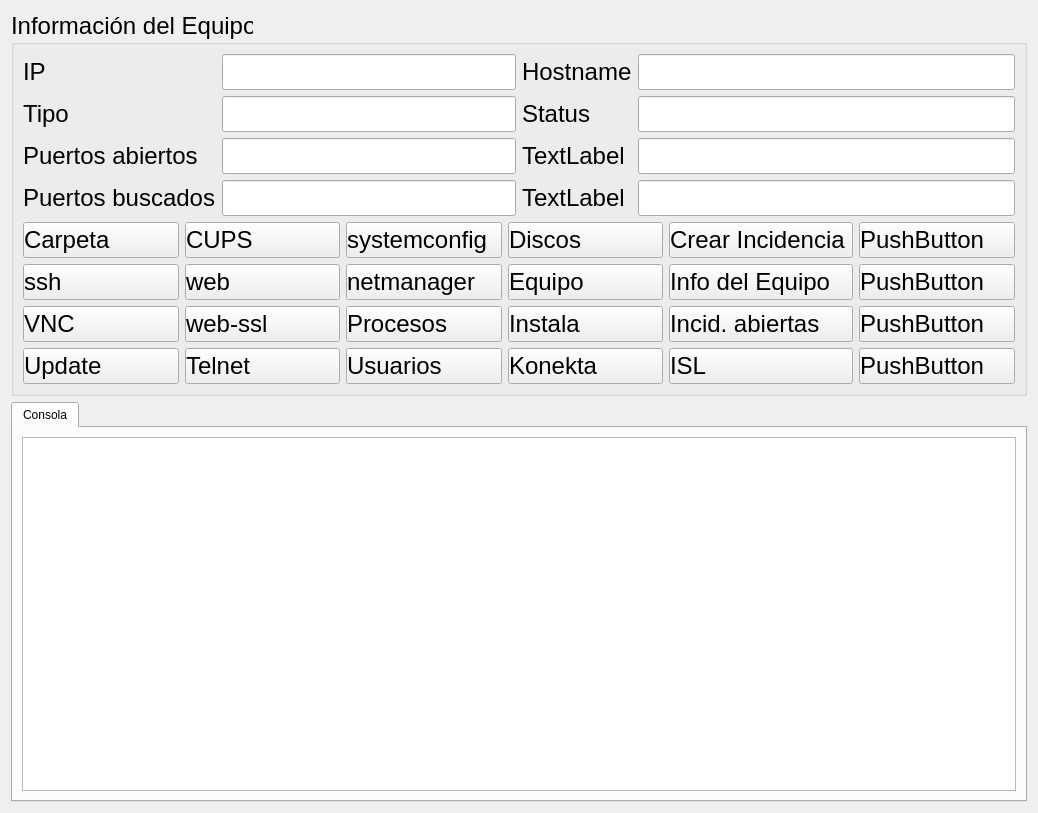
Qt form soporte/equipos.ui (grxdipgra/GrxMenu) before a commit.
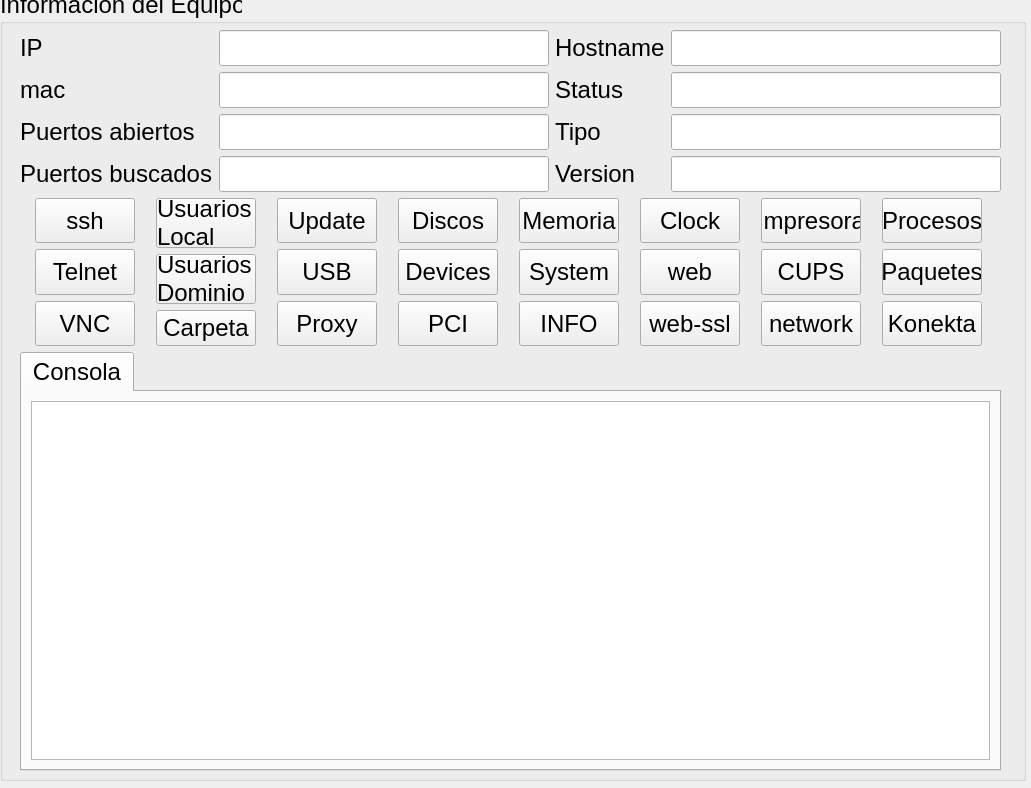
The same form after that commit. Icons and pictures are not drawn.

Patch:
```diff
--- a/soporte/equipos.ui
+++ b/soporte/equipos.ui
@@ -6,19 +6,31 @@
    <rect>
     <x>0</x>
     <y>0</y>
-    <width>1038</width>
-    <height>813</height>
+    <width>1031</width>
+    <height>788</height>
    </rect>
   </property>
+  <property name="maximumSize">
+   <size>
+    <width>16777215</width>
+    <height>16777215</height>
+   </size>
+  </property>
   <property name="windowTitle">
    <string>Equipos</string>
   </property>
   <property name="styleSheet">
    <string notr="true">&quot;background-color:red&quot;</string>
   </property>
-  <layout class="QGridLayout" name="gridLayout">
-   <item row="1" column="0">
     <widget class="QGroupBox" name="groupBox">
+   <property name="geometry">
+    <rect>
+     <x>0</x>
+     <y>-10</y>
+     <width>1026</width>
+     <height>791</height>
+    </rect>
+   </property>
      <property name="font">
       <font>
        <pointsize>18</pointsize>
@@ -27,14 +39,21 @@
      <property name="title">
       <string>Información del Equipo</string>
      </property>
-     <layout class="QGridLayout" name="gridLayout_3">
-      <item row="0" column="0">
-       <layout class="QVBoxLayout" name="verticalLayout_10">
-        <item>
-         <layout class="QHBoxLayout" name="horizontalLayout_4">
+   <widget class="QWidget" name="layoutWidget">
+    <property name="geometry">
+     <rect>
+      <x>20</x>
+      <y>40</y>
+      <width>981</width>
+      <height>741</height>
+     </rect>
+    </property>
+    <layout class="QVBoxLayout" name="verticalLayout_13">
           <item>
            <layout class="QHBoxLayout" name="horizontalLayout_2">
             <item>
+        <layout class="QHBoxLayout" name="horizontalLayout_3">
+         <item>
              <layout class="QVBoxLayout" name="verticalLayout_3">
               <item>
                <widget class="QLabel" name="label_ip">
@@ -44,9 +63,9 @@
                </widget>
               </item>
               <item>
-               <widget class="QLabel" name="label_tipo">
+            <widget class="QLabel" name="label_8">
                 <property name="text">
-                 <string>Tipo</string>
+              <string>mac</string>
                 </property>
                </widget>
               </item>
@@ -76,7 +95,7 @@
                </widget>
               </item>
               <item>
-               <widget class="QLineEdit" name="lineEdit_tipo">
+            <widget class="QLineEdit" name="lineEdit_mac">
                 <property name="readOnly">
                  <bool>true</bool>
                 </property>
@@ -98,10 +117,6 @@
               </item>
              </layout>
             </item>
-           </layout>
-          </item>
-          <item>
-           <layout class="QHBoxLayout" name="horizontalLayout_3">
             <item>
              <layout class="QVBoxLayout" name="verticalLayout_6">
               <item>
@@ -119,16 +134,16 @@
                </widget>
               </item>
               <item>
-               <widget class="QLabel" name="label_8">
+            <widget class="QLabel" name="label_tipo">
                 <property name="text">
-                 <string>TextLabel</string>
+              <string>Tipo</string>
                 </property>
                </widget>
               </item>
               <item>
                <widget class="QLabel" name="label_9">
                 <property name="text">
-                 <string>TextLabel</string>
+              <string>Version</string>
                 </property>
                </widget>
               </item>
@@ -151,7 +166,7 @@
                </widget>
               </item>
               <item>
-               <widget class="QLineEdit" name="lineEdit_7">
+            <widget class="QLineEdit" name="lineEdit_tipo">
                 <property name="readOnly">
                  <bool>true</bool>
                 </property>
@@ -173,31 +188,17 @@
         <item>
          <layout class="QHBoxLayout" name="horizontalLayout">
           <item>
-           <layout class="QVBoxLayout" name="verticalLayout_2">
-            <item>
-             <widget class="QPushButton" name="pB_carpeta">
-              <property name="styleSheet">
-               <string notr="true">Text-align:left</string>
-              </property>
-              <property name="text">
-               <string>Carpeta</string>
-              </property>
-              <property name="icon">
-               <iconset resource="iconos.qrc">
-                <normaloff>:/imagenes/iconos/equipos/carpeta_personal.png</normaloff>:/imagenes/iconos/equipos/carpeta_personal.png</iconset>
-              </property>
-              <property name="iconSize">
-               <size>
-                <width>35</width>
-                <height>35</height>
-               </size>
-              </property>
-             </widget>
-            </item>
+        <layout class="QVBoxLayout" name="verticalLayout">
             <item>
              <widget class="QPushButton" name="pB_ssh">
+           <property name="maximumSize">
+            <size>
+             <width>100</width>
+             <height>50</height>
+            </size>
+           </property>
               <property name="styleSheet">
-               <string notr="true">Text-align:left</string>
+            <string notr="true"/>
               </property>
               <property name="text">
                <string>ssh</string>
@@ -214,10 +215,42 @@
               </property>
              </widget>
             </item>
+         <item>
+          <widget class="QPushButton" name="pB_telnet">
+           <property name="maximumSize">
+            <size>
+             <width>100</width>
+             <height>50</height>
+            </size>
+           </property>
+           <property name="styleSheet">
+            <string notr="true"/>
+           </property>
+           <property name="text">
+            <string>Telnet</string>
+           </property>
+           <property name="icon">
+            <iconset resource="../iconos.qrc">
+             <normaloff>:/imagenes/iconos/equipos/telnet.jpeg</normaloff>:/imagenes/iconos/equipos/telnet.jpeg</iconset>
+           </property>
+           <property name="iconSize">
+            <size>
+             <width>35</width>
+             <height>35</height>
+            </size>
+           </property>
+          </widget>
+         </item>
             <item>
              <widget class="QPushButton" name="pB_vnc">
+           <property name="maximumSize">
+            <size>
+             <width>100</width>
+             <height>50</height>
+            </size>
+           </property>
               <property name="styleSheet">
-               <string notr="true">Text-align:left</string>
+            <string notr="true"/>
               </property>
               <property name="text">
                <string>VNC</string>
@@ -234,10 +267,104 @@
               </property>
              </widget>
             </item>
+        </layout>
+       </item>
+       <item>
+        <layout class="QVBoxLayout" name="verticalLayout_2">
+         <item>
+          <widget class="QPushButton" name="pB_usuarios">
+           <property name="maximumSize">
+            <size>
+             <width>100</width>
+             <height>50</height>
+            </size>
+           </property>
+           <property name="styleSheet">
+            <string notr="true">Text-align:left</string>
+           </property>
+           <property name="text">
+            <string>Usuarios
+Local</string>
+           </property>
+           <property name="icon">
+            <iconset resource="../iconos.qrc">
+             <normaloff>:/imagenes/iconos/equipos/asistencia.png</normaloff>:/imagenes/iconos/equipos/asistencia.png</iconset>
+           </property>
+           <property name="iconSize">
+            <size>
+             <width>35</width>
+             <height>35</height>
+            </size>
+           </property>
+          </widget>
+         </item>
+         <item>
+          <widget class="QPushButton" name="pB_usuarios_2">
+           <property name="maximumSize">
+            <size>
+             <width>100</width>
+             <height>50</height>
+            </size>
+           </property>
+           <property name="styleSheet">
+            <string notr="true">Text-align:left</string>
+           </property>
+           <property name="text">
+            <string>Usuarios
+Dominio</string>
+           </property>
+           <property name="icon">
+            <iconset resource="../iconos.qrc">
+             <normaloff>:/imagenes/iconos/equipos/asistencia.png</normaloff>:/imagenes/iconos/equipos/asistencia.png</iconset>
+           </property>
+           <property name="iconSize">
+            <size>
+             <width>35</width>
+             <height>35</height>
+            </size>
+           </property>
+          </widget>
+         </item>
+         <item>
+          <widget class="QPushButton" name="pB_carpeta">
+           <property name="maximumSize">
+            <size>
+             <width>100</width>
+             <height>50</height>
+            </size>
+           </property>
+           <property name="styleSheet">
+            <string notr="true"/>
+           </property>
+           <property name="text">
+            <string>Carpeta</string>
+           </property>
+           <property name="icon">
+            <iconset resource="../iconos.qrc">
+             <normaloff>:/imagenes/iconos/equipos/carpeta_personal.png</normaloff>:/imagenes/iconos/equipos/carpeta_personal.png</iconset>
+           </property>
+           <property name="iconSize">
+            <size>
+             <width>35</width>
+             <height>35</height>
+            </size>
+           </property>
+          </widget>
+         </item>
+        </layout>
+       </item>
+       <item>
+        <layout class="QVBoxLayout" name="verticalLayout_12">
             <item>
              <widget class="QPushButton" name="pB_update">
+           <property name="maximumSize">
+            <size>
+             <width>100</width>
+             <height>50</height>
+            </size>
+           </property>
               <property name="styleSheet">
-               <string notr="true">Text-align:left</string>
+            <string notr="true"/>
               </property>
               <property name="text">
                <string>Update</string>
@@ -254,17 +381,72 @@
               </property>
              </widget>
             </item>
+         <item>
+          <widget class="QPushButton" name="pB_usb">
+           <property name="maximumSize">
+            <size>
+             <width>100</width>
+             <height>50</height>
+            </size>
+           </property>
+           <property name="styleSheet">
+            <string notr="true"/>
+           </property>
+           <property name="text">
+            <string>USB</string>
+           </property>
+           <property name="icon">
+            <iconset resource="../iconos.qrc">
+             <normaloff>:/imagenes/iconos/equipos/lsusb.png</normaloff>:/imagenes/iconos/equipos/lsusb.png</iconset>
+           </property>
+           <property name="iconSize">
+            <size>
+             <width>35</width>
+             <height>30</height>
+            </size>
+           </property>
+          </widget>
+         </item>
+         <item>
+          <widget class="QPushButton" name="pB_proxy">
+           <property name="maximumSize">
+            <size>
+             <width>100</width>
+             <height>50</height>
+            </size>
+           </property>
+           <property name="text">
+            <string>Proxy</string>
+           </property>
+           <property name="icon">
+            <iconset resource="../iconos.qrc">
+             <normaloff>:/imagenes/iconos/equipos/fortigate.jpg</normaloff>:/imagenes/iconos/equipos/fortigate.jpg</iconset>
+           </property>
+           <property name="iconSize">
+            <size>
+             <width>35</width>
+             <height>35</height>
+            </size>
+           </property>
+          </widget>
+         </item>
            </layout>
           </item>
           <item>
            <layout class="QVBoxLayout" name="verticalLayout_7">
             <item>
-             <widget class="QPushButton" name="pB_CUPS">
+          <widget class="QPushButton" name="pB_discos">
+           <property name="maximumSize">
+            <size>
+             <width>100</width>
+             <height>50</height>
+            </size>
+           </property>
               <property name="styleSheet">
-               <string notr="true">Text-align:left</string>
+            <string notr="true"/>
               </property>
               <property name="text">
-               <string>CUPS</string>
+            <string>Discos</string>
               </property>
               <property name="icon">
                <iconset resource="iconos.qrc">
@@ -273,6 +455,164 @@
               <property name="iconSize">
                <size>
                 <width>35</width>
+             <height>35</height>
+            </size>
+           </property>
+          </widget>
+         </item>
+         <item>
+          <widget class="QPushButton" name="pB_devices">
+           <property name="maximumSize">
+            <size>
+             <width>100</width>
+             <height>50</height>
+            </size>
+           </property>
+           <property name="styleSheet">
+            <string notr="true"/>
+           </property>
+           <property name="text">
+            <string>Devices</string>
+           </property>
+           <property name="icon">
+            <iconset resource="../iconos.qrc">
+             <normaloff>:/imagenes/iconos/equipos/config_pam.png</normaloff>:/imagenes/iconos/equipos/config_pam.png</iconset>
+           </property>
+           <property name="iconSize">
+            <size>
+             <width>35</width>
+             <height>35</height>
+            </size>
+           </property>
+          </widget>
+         </item>
+         <item>
+          <widget class="QPushButton" name="pB_pci">
+           <property name="maximumSize">
+            <size>
+             <width>100</width>
+             <height>50</height>
+            </size>
+           </property>
+           <property name="styleSheet">
+            <string notr="true"/>
+           </property>
+           <property name="text">
+            <string>PCI</string>
+           </property>
+           <property name="icon">
+            <iconset resource="../iconos.qrc">
+             <normaloff>:/imagenes/iconos/equipos/hardware.png</normaloff>:/imagenes/iconos/equipos/hardware.png</iconset>
+           </property>
+           <property name="iconSize">
+            <size>
+             <width>35</width>
+             <height>35</height>
+            </size>
+           </property>
+          </widget>
+         </item>
+        </layout>
+       </item>
+       <item>
+        <layout class="QVBoxLayout" name="verticalLayout_8">
+         <item>
+          <widget class="QPushButton" name="pB_memoria">
+           <property name="maximumSize">
+            <size>
+             <width>100</width>
+             <height>50</height>
+            </size>
+           </property>
+           <property name="text">
+            <string>Memoria</string>
+           </property>
+           <property name="icon">
+            <iconset resource="../iconos.qrc">
+             <normaloff>:/imagenes/iconos/soporte/memoria.jpeg</normaloff>:/imagenes/iconos/soporte/memoria.jpeg</iconset>
+           </property>
+           <property name="iconSize">
+            <size>
+             <width>35</width>
+             <height>35</height>
+            </size>
+           </property>
+          </widget>
+         </item>
+         <item>
+          <widget class="QPushButton" name="pB_systemconfig">
+           <property name="maximumSize">
+            <size>
+             <width>100</width>
+             <height>50</height>
+            </size>
+           </property>
+           <property name="styleSheet">
+            <string notr="true"/>
+           </property>
+           <property name="text">
+            <string>System</string>
+           </property>
+           <property name="icon">
+            <iconset resource="../iconos.qrc">
+             <normaloff>:/imagenes/iconos/equipos/config_pam.png</normaloff>:/imagenes/iconos/equipos/config_pam.png</iconset>
+           </property>
+           <property name="iconSize">
+            <size>
+             <width>35</width>
+             <height>35</height>
+            </size>
+           </property>
+          </widget>
+         </item>
+         <item>
+          <widget class="QPushButton" name="pB_equipo">
+           <property name="maximumSize">
+            <size>
+             <width>100</width>
+             <height>50</height>
+            </size>
+           </property>
+           <property name="styleSheet">
+            <string notr="true"/>
+           </property>
+           <property name="text">
+            <string>INFO</string>
+           </property>
+           <property name="icon">
+            <iconset resource="../iconos.qrc">
+             <normaloff>:/imagenes/iconos/equipos/lspci.png</normaloff>:/imagenes/iconos/equipos/lspci.png</iconset>
+           </property>
+           <property name="iconSize">
+            <size>
+             <width>35</width>
+             <height>35</height>
+            </size>
+           </property>
+          </widget>
+         </item>
+        </layout>
+       </item>
+       <item>
+        <layout class="QVBoxLayout" name="verticalLayout_9">
+         <item>
+          <widget class="QPushButton" name="pB_clock">
+           <property name="maximumSize">
+            <size>
+             <width>100</width>
+             <height>50</height>
+            </size>
+           </property>
+           <property name="text">
+            <string>Clock</string>
+           </property>
+           <property name="icon">
+            <iconset resource="../iconos.qrc">
+             <normaloff>:/imagenes/iconos/equipos/cronos.png</normaloff>:/imagenes/iconos/equipos/cronos.png</iconset>
+           </property>
+           <property name="iconSize">
+            <size>
+             <width>30</width>
                 <height>35</height>
                </size>
               </property>
@@ -280,8 +620,14 @@
             </item>
             <item>
              <widget class="QPushButton" name="pB_web">
+           <property name="maximumSize">
+            <size>
+             <width>100</width>
+             <height>50</height>
+            </size>
+           </property>
               <property name="styleSheet">
-               <string notr="true">Text-align:left</string>
+            <string notr="true"/>
               </property>
               <property name="text">
                <string>web</string>
@@ -300,8 +646,14 @@
             </item>
             <item>
              <widget class="QPushButton" name="pB_webssl">
+           <property name="maximumSize">
+            <size>
+             <width>100</width>
+             <height>50</height>
+            </size>
+           </property>
               <property name="styleSheet">
-               <string notr="true">Text-align:left</string>
+            <string notr="true"/>
               </property>
               <property name="text">
                <string>web-ssl</string>
@@ -318,37 +670,46 @@
               </property>
              </widget>
             </item>
-            <item>
-             <widget class="QPushButton" name="pB_telnet">
-              <property name="styleSheet">
-               <string notr="true">Text-align:left</string>
-              </property>
-              <property name="text">
-               <string>Telnet</string>
-              </property>
-              <property name="icon">
-               <iconset resource="iconos.qrc">
-                <normaloff>:/imagenes/iconos/equipos/telnet.jpeg</normaloff>:/imagenes/iconos/equipos/telnet.jpeg</iconset>
-              </property>
-              <property name="iconSize">
-               <size>
-                <width>35</width>
-                <height>35</height>
-               </size>
-              </property>
-             </widget>
-            </item>
            </layout>
           </item>
           <item>
-           <layout class="QVBoxLayout" name="verticalLayout">
+        <layout class="QVBoxLayout" name="verticalLayout_10">
             <item>
-             <widget class="QPushButton" name="pB_systemconfig">
+          <widget class="QPushButton" name="pB_impresora">
+           <property name="maximumSize">
+            <size>
+             <width>100</width>
+             <height>50</height>
+            </size>
+           </property>
+           <property name="text">
+            <string>Impresora</string>
+           </property>
+           <property name="icon">
+            <iconset resource="../iconos.qrc">
+             <normaloff>:/imagenes/iconos/equipos/cups32.png</normaloff>:/imagenes/iconos/equipos/cups32.png</iconset>
+           </property>
+           <property name="iconSize">
+            <size>
+             <width>35</width>
+             <height>35</height>
+            </size>
+           </property>
+          </widget>
+         </item>
+         <item>
+          <widget class="QPushButton" name="pB_CUPS">
+           <property name="maximumSize">
+            <size>
+             <width>100</width>
+             <height>50</height>
+            </size>
+           </property>
               <property name="styleSheet">
-               <string notr="true">Text-align:left</string>
+            <string notr="true"/>
               </property>
               <property name="text">
-               <string>systemconfig</string>
+            <string>CUPS</string>
               </property>
               <property name="icon">
                <iconset resource="iconos.qrc">
@@ -364,11 +725,17 @@
             </item>
             <item>
              <widget class="QPushButton" name="pB_networkManager">
+           <property name="maximumSize">
+            <size>
+             <width>100</width>
+             <height>50</height>
+            </size>
+           </property>
               <property name="styleSheet">
-               <string notr="true">Text-align:left</string>
+            <string notr="true"/>
               </property>
               <property name="text">
-               <string>netmanager</string>
+            <string>network</string>
               </property>
               <property name="icon">
                <iconset resource="iconos.qrc">
@@ -382,10 +749,20 @@
               </property>
              </widget>
             </item>
+        </layout>
+       </item>
+       <item>
+        <layout class="QVBoxLayout" name="verticalLayout_11">
             <item>
              <widget class="QPushButton" name="pB_procesos">
+           <property name="maximumSize">
+            <size>
+             <width>100</width>
+             <height>50</height>
+            </size>
+           </property>
               <property name="styleSheet">
-               <string notr="true">Text-align:left</string>
+            <string notr="true"/>
               </property>
               <property name="text">
                <string>Procesos</string>
@@ -403,76 +780,18 @@
              </widget>
             </item>
             <item>
-             <widget class="QPushButton" name="pB_usuarios">
-              <property name="styleSheet">
-               <string notr="true">Text-align:left</string>
-              </property>
-              <property name="text">
-               <string>Usuarios</string>
-              </property>
-              <property name="icon">
-               <iconset resource="iconos.qrc">
-                <normaloff>:/imagenes/iconos/equipos/asistencia.png</normaloff>:/imagenes/iconos/equipos/asistencia.png</iconset>
-              </property>
-              <property name="iconSize">
-               <size>
-                <width>35</width>
-                <height>35</height>
-               </size>
-              </property>
-             </widget>
-            </item>
-           </layout>
-          </item>
-          <item>
-           <layout class="QVBoxLayout" name="verticalLayout_8">
-            <item>
-             <widget class="QPushButton" name="pB_discos">
-              <property name="styleSheet">
-               <string notr="true">Text-align:left</string>
-              </property>
-              <property name="text">
-               <string>Discos</string>
-              </property>
-              <property name="icon">
-               <iconset resource="iconos.qrc">
-                <normaloff>:/imagenes/iconos/equipos/discos.png</normaloff>:/imagenes/iconos/equipos/discos.png</iconset>
-              </property>
-              <property name="iconSize">
-               <size>
-                <width>35</width>
-                <height>35</height>
-               </size>
-              </property>
-             </widget>
-            </item>
-            <item>
-             <widget class="QPushButton" name="pB_equipo">
-              <property name="styleSheet">
-               <string notr="true">Text-align:left</string>
-              </property>
-              <property name="text">
-               <string>Equipo</string>
-              </property>
-              <property name="icon">
-               <iconset resource="iconos.qrc">
-                <normaloff>:/imagenes/iconos/equipos/lspci.png</normaloff>:/imagenes/iconos/equipos/lspci.png</iconset>
-              </property>
-              <property name="iconSize">
-               <size>
-                <width>35</width>
-                <height>35</height>
-               </size>
-              </property>
-             </widget>
-            </item>
-            <item>
              <widget class="QPushButton" name="pB_instala">
+           <property name="maximumSize">
+            <size>
+             <width>100</width>
+             <height>50</height>
+            </size>
+           </property>
               <property name="styleSheet">
-               <string notr="true">Text-align:left</string>
+            <string notr="true"/>
               </property>
               <property name="text">
-               <string>Instala</string>
+            <string>Paquetes</string>
               </property>
               <property name="icon">
                <iconset resource="iconos.qrc">
@@ -494,13 +813,19 @@
                 <verstretch>0</verstretch>
                </sizepolicy>
               </property>
+           <property name="maximumSize">
+            <size>
+             <width>100</width>
+             <height>50</height>
+            </size>
+           </property>
               <property name="font">
                <font>
                 <stylestrategy>PreferDefault</stylestrategy>
                </font>
               </property>
               <property name="styleSheet">
-               <string notr="true">Text-align:left</string>
+            <string notr="true"/>
               </property>
               <property name="text">
                <string>Konekta</string>
@@ -519,182 +844,9 @@
             </item>
            </layout>
           </item>
-          <item>
-           <layout class="QVBoxLayout" name="verticalLayout_11">
-            <item>
-             <widget class="QPushButton" name="pB_creaIncidencia">
-              <property name="styleSheet">
-               <string notr="true">Text-align:left</string>
-              </property>
-              <property name="text">
-               <string>Crear Incidencia</string>
-              </property>
-              <property name="icon">
-               <iconset resource="iconos.qrc">
-                <normaloff>:/imagenes/iconos/equipos/glpi.png</normaloff>:/imagenes/iconos/equipos/glpi.png</iconset>
-              </property>
-              <property name="iconSize">
-               <size>
-                <width>35</width>
-                <height>35</height>
-               </size>
-              </property>
-             </widget>
-            </item>
-            <item>
-             <widget class="QPushButton" name="pB_infoEquipo">
-              <property name="styleSheet">
-               <string notr="true">Text-align:left</string>
-              </property>
-              <property name="text">
-               <string>Info del Equipo</string>
-              </property>
-              <property name="icon">
-               <iconset resource="iconos.qrc">
-                <normaloff>:/imagenes/iconos/equipos/glpi.png</normaloff>:/imagenes/iconos/equipos/glpi.png</iconset>
-              </property>
-              <property name="iconSize">
-               <size>
-                <width>35</width>
-                <height>35</height>
-               </size>
-              </property>
-             </widget>
-            </item>
-            <item>
-             <widget class="QPushButton" name="pB_incidenciasAbiertas">
-              <property name="styleSheet">
-               <string notr="true">Text-align:left</string>
-              </property>
-              <property name="text">
-               <string>Incid. abiertas</string>
-              </property>
-              <property name="icon">
-               <iconset resource="iconos.qrc">
-                <normaloff>:/imagenes/iconos/equipos/glpi.png</normaloff>:/imagenes/iconos/equipos/glpi.png</iconset>
-              </property>
-              <property name="iconSize">
-               <size>
-                <width>35</width>
-                <height>35</height>
-               </size>
-              </property>
-             </widget>
-            </item>
-            <item>
-             <widget class="QPushButton" name="pB_ISL">
-              <property name="styleSheet">
-               <string notr="true">Text-align:left</string>
-              </property>
-              <property name="text">
-               <string>ISL</string>
-              </property>
-              <property name="icon">
-               <iconset resource="iconos.qrc">
-                <normaloff>:/imagenes/iconos/botonera/ISL50x50.png</normaloff>:/imagenes/iconos/botonera/ISL50x50.png</iconset>
-              </property>
-              <property name="iconSize">
-               <size>
-                <width>35</width>
-                <height>35</height>
-               </size>
-              </property>
-             </widget>
-            </item>
            </layout>
           </item>
           <item>
-           <layout class="QVBoxLayout" name="verticalLayout_9">
-            <item>
-             <widget class="QPushButton" name="pushButton_6">
-              <property name="styleSheet">
-               <string notr="true">Text-align:left</string>
-              </property>
-              <property name="text">
-               <string>PushButton</string>
-              </property>
-              <property name="icon">
-               <iconset resource="iconos.qrc">
-                <normaloff>:/imagenes/iconos/equipos/atalaya.png</normaloff>:/imagenes/iconos/equipos/atalaya.png</iconset>
-              </property>
-              <property name="iconSize">
-               <size>
-                <width>35</width>
-                <height>35</height>
-               </size>
-              </property>
-             </widget>
-            </item>
-            <item>
-             <widget class="QPushButton" name="pushButton_4">
-              <property name="styleSheet">
-               <string notr="true">Text-align:left</string>
-              </property>
-              <property name="text">
-               <string>PushButton</string>
-              </property>
-              <property name="icon">
-               <iconset resource="iconos.qrc">
-                <normaloff>:/imagenes/iconos/equipos/atalaya.png</normaloff>:/imagenes/iconos/equipos/atalaya.png</iconset>
-              </property>
-              <property name="iconSize">
-               <size>
-                <width>35</width>
-                <height>35</height>
-               </size>
-              </property>
-             </widget>
-            </item>
-            <item>
-             <widget class="QPushButton" name="pushButton_3">
-              <property name="styleSheet">
-               <string notr="true">Text-align:left</string>
-              </property>
-              <property name="text">
-               <string>PushButton</string>
-              </property>
-              <property name="icon">
-               <iconset resource="iconos.qrc">
-                <normaloff>:/imagenes/iconos/equipos/atalaya.png</normaloff>:/imagenes/iconos/equipos/atalaya.png</iconset>
-              </property>
-              <property name="iconSize">
-               <size>
-                <width>35</width>
-                <height>35</height>
-               </size>
-              </property>
-             </widget>
-            </item>
-            <item>
-             <widget class="QPushButton" name="pushButton_5">
-              <property name="styleSheet">
-               <string notr="true">Text-align:left</string>
-              </property>
-              <property name="text">
-               <string>PushButton</string>
-              </property>
-              <property name="icon">
-               <iconset resource="iconos.qrc">
-                <normaloff>:/imagenes/iconos/equipos/atalaya.png</normaloff>:/imagenes/iconos/equipos/atalaya.png</iconset>
-              </property>
-              <property name="iconSize">
-               <size>
-                <width>35</width>
-                <height>35</height>
-               </size>
-              </property>
-             </widget>
-            </item>
-           </layout>
-          </item>
-         </layout>
-        </item>
-       </layout>
-      </item>
-     </layout>
-    </widget>
-   </item>
-   <item row="2" column="0">
     <widget class="QTabWidget" name="tabWidget">
      <property name="tabPosition">
       <enum>QTabWidget::North</enum>
@@ -737,6 +889,8 @@
     </widget>
    </item>
   </layout>
+   </widget>
+  </widget>
  </widget>
  <resources>
   <include location="iconos.qrc"/>
```
Left out of the diff: 43 changed lines with no effect on the pictures. Lines whose indentation alone changed are shown as unchanged.
